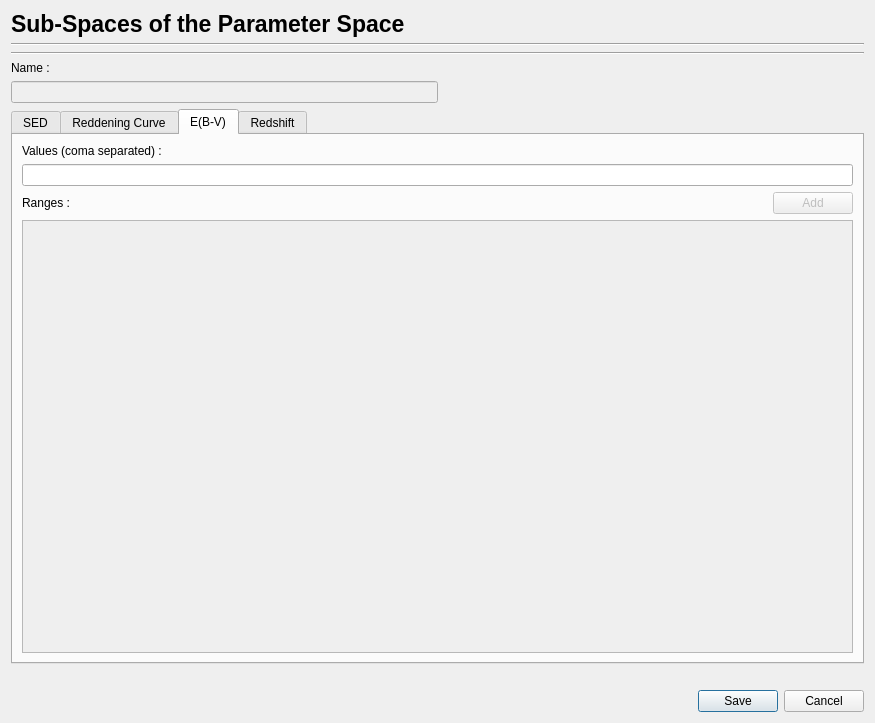
astrorama/Phosphoros, file PhzQtUI/auxdir/PhzQtUI/DialogModelSet.ui: the form before one commit.
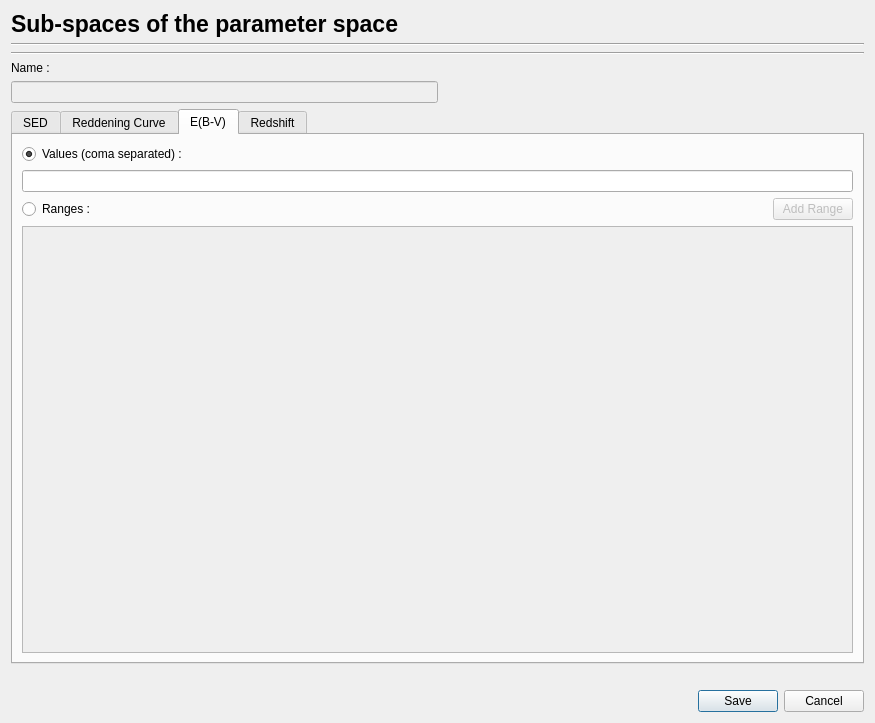
The form after the commit. The open tabs and pages were chosen to show the change.

```diff
--- a/PhzQtUI/auxdir/PhzQtUI/DialogModelSet.ui
+++ b/PhzQtUI/auxdir/PhzQtUI/DialogModelSet.ui
@@ -26,7 +26,7 @@
         </font>
        </property>
        <property name="text">
-        <string>Sub-Spaces of the Parameter Space</string>
+        <string>Sub-spaces of the parameter space</string>
        </property>
       </widget>
      </item>
@@ -238,10 +238,13 @@
           </attribute>
           <layout class="QVBoxLayout" name="verticalLayout_5">
            <item>
-            <widget class="QLabel" name="label_18">
+            <widget class="QRadioButton" name="rb_ebv_val">
              <property name="text">
               <string>Values (coma separated) :</string>
              </property>
+             <property name="checked">
+              <bool>true</bool>
+             </property>
             </widget>
            </item>
            <item>
@@ -250,7 +253,7 @@
            <item>
             <layout class="QHBoxLayout" name="horizontalLayout_4">
              <item>
-              <widget class="QLabel" name="label_17">
+              <widget class="QRadioButton" name="rb_ebv_range">
                <property name="text">
                 <string>Ranges :</string>
                </property>
@@ -275,7 +278,7 @@
                 <bool>false</bool>
                </property>
                <property name="text">
-                <string>Add</string>
+                <string>Add Range</string>
                </property>
               </widget>
              </item>
@@ -292,7 +295,7 @@
                 <x>0</x>
                 <y>0</y>
                 <width>831</width>
-                <height>366</height>
+                <height>363</height>
                </rect>
               </property>
               <layout class="QVBoxLayout" name="verticalLayout_3">
```
Left out of the diff: 11 changed lines with no effect on the pictures.
